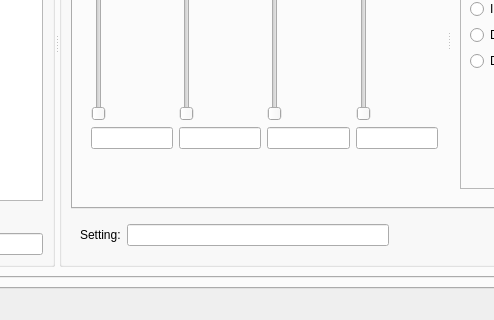
First picture: the form in smw_music/data/dashboard.ui, repository com-posers-pit/smw_music, before the edit; both pictures show x 612 to 1106 and y 280 to 600 of the 1400 by 600 pixel window.
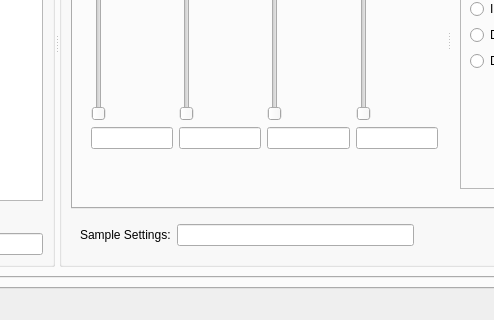
Second picture: the form after the edit. The open tabs and pages were chosen to show the change.

Commit message:
Set default global volume to 50%
Now playing:
Golden Gate by The Midnight

```diff
--- a/smw_music/data/dashboard.ui
+++ b/smw_music/data/dashboard.ui
@@ -1376,7 +1376,7 @@
                      <item>
                       <widget class="QLabel" name="brr_setting_label">
                        <property name="text">
-                        <string>Setting:</string>
+                        <string>Sample Settings:</string>
                        </property>
                       </widget>
                      </item>
```
The commit also changes 1 other file.
